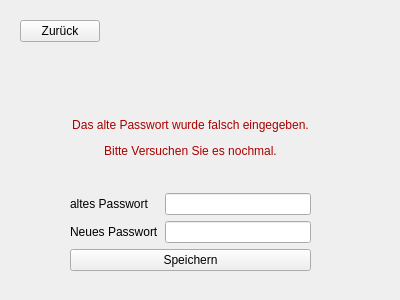
First picture: the form in KTDVS/KTDVS/View_Passwortaenderung.ui, repository SimonRuttmann/ClassReunionSoftware, before the edit.
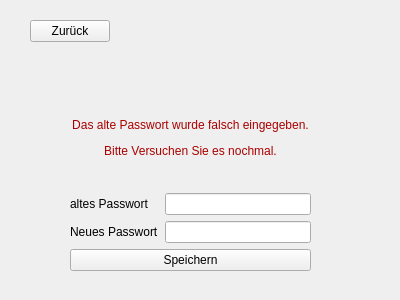
Second picture: the form after the edit.

Diff of the .ui file:
```diff
--- a/KTDVS/KTDVS/View_Passwortaenderung.ui
+++ b/KTDVS/KTDVS/View_Passwortaenderung.ui
@@ -16,7 +16,7 @@
   <widget class="QPushButton" name="Zurueck">
    <property name="geometry">
     <rect>
-     <x>20</x>
+     <x>30</x>
      <y>20</y>
      <width>80</width>
      <height>22</height>
```
